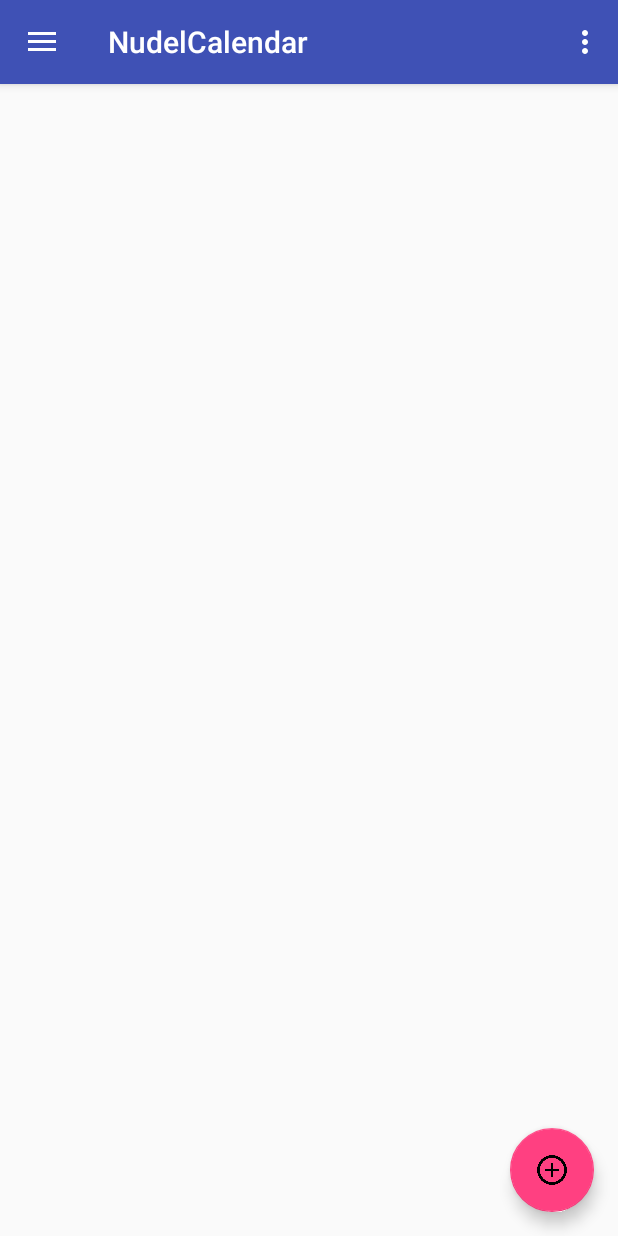
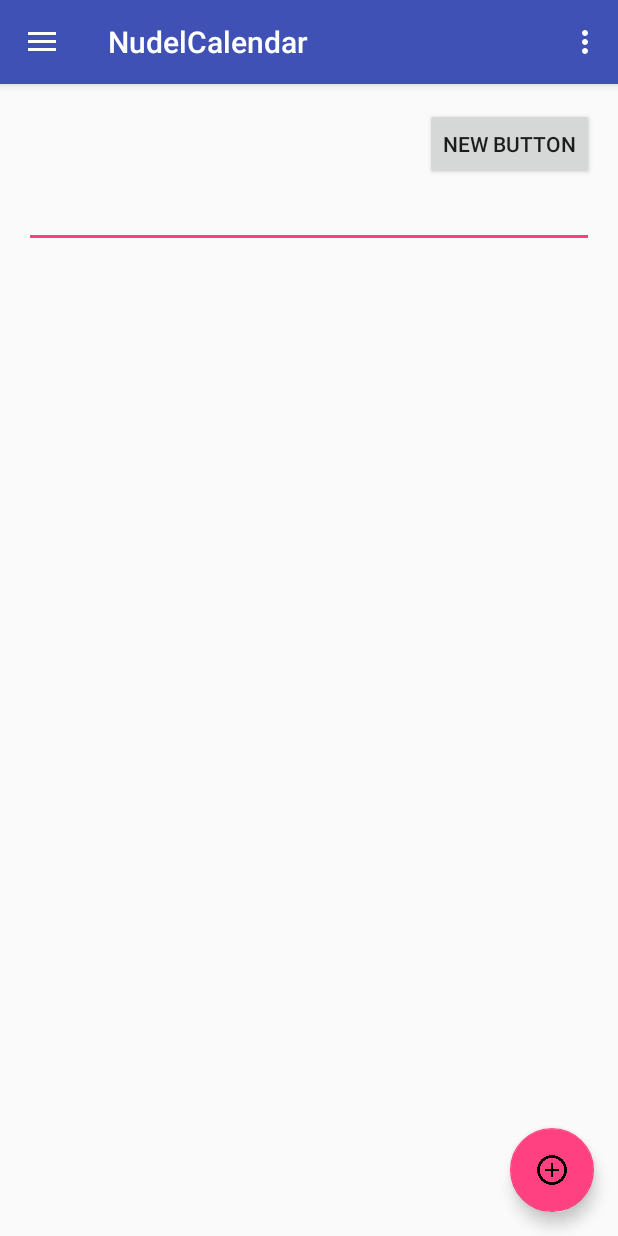
Before and after one commit to NudelSquad/NudelCalendar, an Android app: the screen it shows after launch (MainActivity), in the side drawer, after a tap on "Month", on a phone screen of 412 x 824 dp. Run offline under Robolectric (Android 15) with nearby library versions, the phone set to English and light mode, and no system bars; 5 statements that could not run were skipped.

Commit message:
[CLSK] first text to speech system

```diff
--- a/app/src/main/java/nudelsquad/nudelcalendar/MainActivity.java
+++ b/app/src/main/java/nudelsquad/nudelcalendar/MainActivity.java
@@ -176,7 +176,7 @@ public class MainActivity extends AppCompatActivity
             transaction.commit();
 
         } else if (id == R.id.nav_month) {
-            Fragment fragment = new MonthView();
+            Fragment fragment = new Speech();
             FragmentManager fm = getSupportFragmentManager();
             FragmentTransaction transaction = fm.beginTransaction();
             transaction.replace(R.id.main_frame, fragment);
--- /dev/null
+++ b/app/src/main/java/nudelsquad/nudelcalendar/Speech.java
@@ -0,0 +1,72 @@
+package nudelsquad.nudelcalendar;
+
+import android.app.Activity;
+import android.os.Bundle;
+import android.speech.tts.TextToSpeech;
+import android.support.annotation.Nullable;
+import android.support.v4.app.Fragment;
+import android.view.Menu;
+import android.view.MenuItem;
+import android.view.View;
+import android.view.ViewGroup;
+import android.widget.Button;
+import android.widget.EditText;
+import android.widget.Toast;
+import android.view.LayoutInflater;
+
+
+import java.util.Locale;
+
+public class Speech extends Fragment {
+    TextToSpeech t1;
+    EditText ed1;
+    Button b1;
+
+    @Override
+    public View onCreateView(LayoutInflater inflater, @Nullable ViewGroup container, @Nullable Bundle savedInstanceState) {
+        final View rootView = inflater.inflate(R.layout.text_to_speech_fragment, container, false);
+        ed1=(EditText)rootView.findViewById(R.id.editSpeechText);
+        b1=(Button)rootView.findViewById(R.id.speech);
+
+        t1=new TextToSpeech(rootView.getContext(), new TextToSpeech.OnInitListener() {
+            @Override
+            public void onInit(int status) {
+                if (status != TextToSpeech.ERROR) {
+                    t1.setLanguage(Locale.GERMAN);
+                }
+            }
+        });
+
+        b1.setOnClickListener(new View.OnClickListener() {
+            @Override
+            public void onClick(View v) {
+                String toSpeak = ed1.getText().toString();
+                t1.speak(toSpeak, TextToSpeech.QUEUE_FLUSH, null);
+            }
+        });
+        return rootView;
+    }
+
+    public void onPause(){
+        if(t1 !=null){
+            t1.stop();
+            t1.shutdown();
+        }
+        super.onPause();
+    }
+
+    @Override
+    public boolean onOptionsItemSelected(MenuItem item) {
+        // Handle action bar item clicks here. The action bar will
+        // automatically handle clicks on the Home/Up button, so long
+        // as you specify a parent activity in AndroidManifest.xml.
+
+        int id = item.getItemId();
+
+        //noinspection SimplifiableIfStatement
+        if (id == R.id.action_settings) {
+            return true;
+        }
+        return super.onOptionsItemSelected(item);
+    }
+}
--- /dev/null
+++ b/app/src/main/res/layout/text_to_speech_fragment.xml
@@ -0,0 +1,18 @@
+<?xml version="1.0" encoding="utf-8"?>
+<LinearLayout xmlns:android="http://schemas.android.com/apk/res/android"
+    android:orientation="vertical" android:layout_width="match_parent"
+    android:layout_height="match_parent">
+
+    <Button
+        style="?android:attr/buttonStyleSmall"
+        android:layout_width="wrap_content"
+        android:layout_height="wrap_content"
+        android:text="New Button"
+        android:id="@+id/speech"
+        android:layout_gravity="right" />
+
+    <EditText
+        android:layout_width="match_parent"
+        android:layout_height="wrap_content"
+        android:id="@+id/editSpeechText" />
+</LinearLayout>
```
